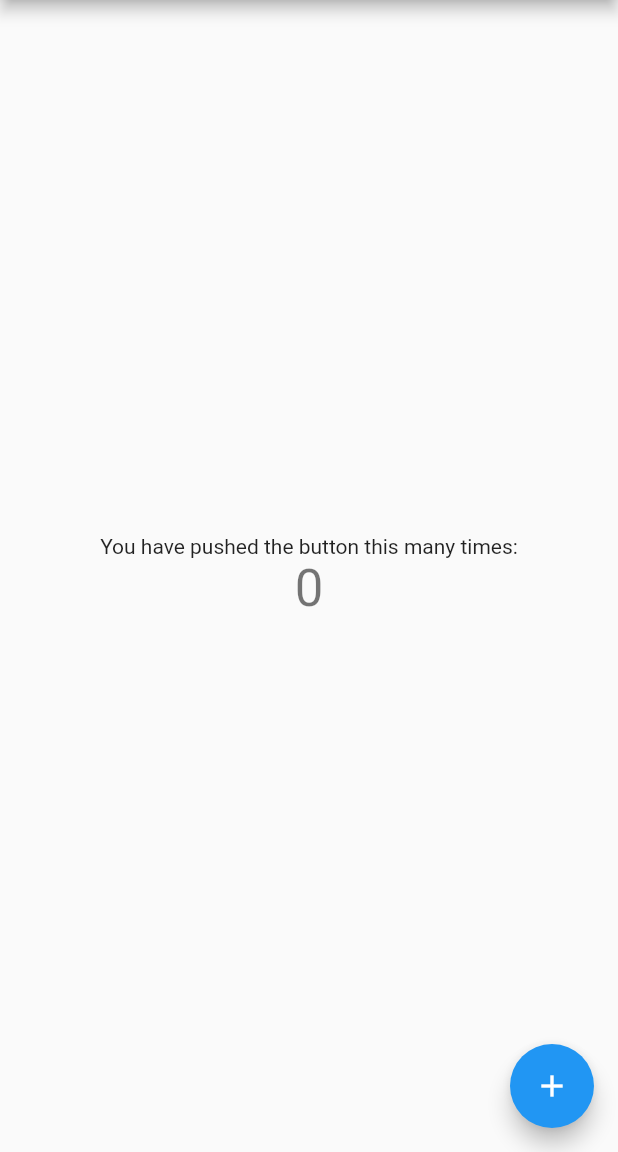
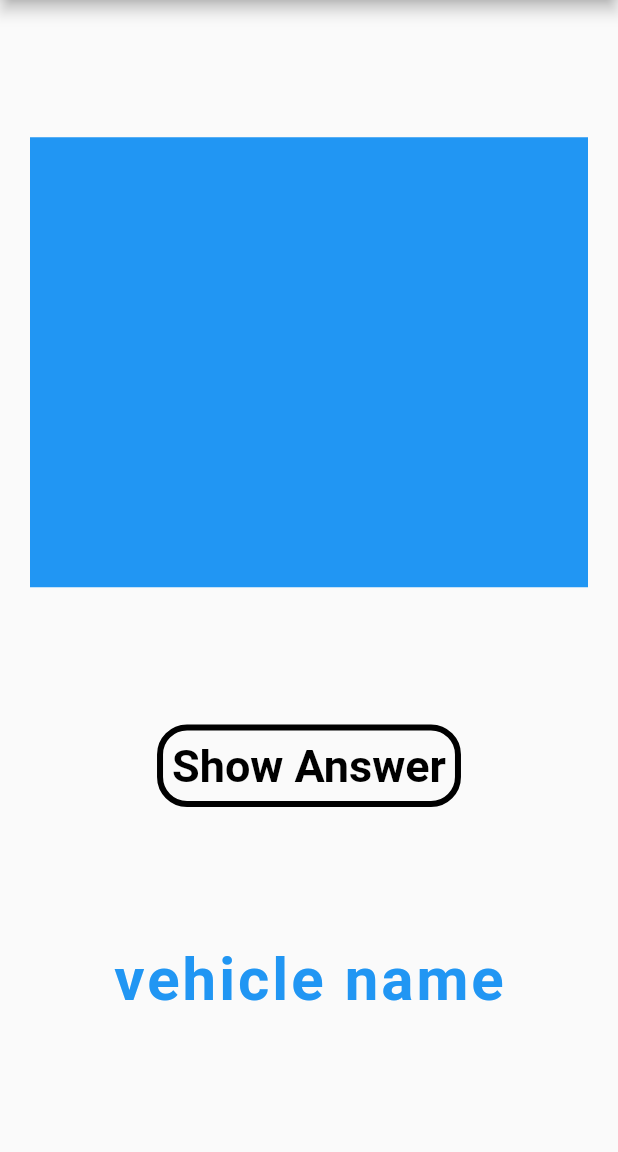
Before and after one commit to ella97/image_guess, a Flutter app: the screen it shows after launch, on a phone screen of 412 x 824 dp, the part 84-1236 px from its top. Run offline on Flutter 3.47's test engine with Material 2 defaults, Android fonts, the phone set to English and light mode, and no system bars.

Commit message:
building the main user interface

```diff
--- a/lib/main.dart
+++ b/lib/main.dart
@@ -5,43 +5,21 @@ void main() {
 }
 
 class MyApp extends StatelessWidget {
-  // This widget is the root of your application.
   @override
   Widget build(BuildContext context) {
     return MaterialApp(
       title: 'Flutter Demo',
       theme: ThemeData(
-        // This is the theme of your application.
-        //
-        // Try running your application with "flutter run". You'll see the
-        // application has a blue toolbar. Then, without quitting the app, try
-        // changing the primarySwatch below to Colors.green and then invoke
-        // "hot reload" (press "r" in the console where you ran "flutter run",
-        // or simply save your changes to "hot reload" in a Flutter IDE).
-        // Notice that the counter didn't reset back to zero; the application
-        // is not restarted.
         primarySwatch: Colors.blue,
-        // This makes the visual density adapt to the platform that you run
-        // the app on. For desktop platforms, the controls will be smaller and
-        // closer together (more dense) than on mobile platforms.
-        visualDensity: VisualDensity.adaptivePlatformDensity,
       ),
       home: MyHomePage(title: 'Flutter Demo Home Page'),
+      debugShowCheckedModeBanner: false,
     );
   }
 }
 
 class MyHomePage extends StatefulWidget {
   MyHomePage({Key key, this.title}) : super(key: key);
-
-  // This widget is the home page of your application. It is stateful, meaning
-  // that it has a State object (defined below) that contains fields that affect
-  // how it looks.
-
-  // This class is the configuration for the state. It holds the values (in this
-  // case the title) provided by the parent (in this case the App widget) and
-  // used by the build method of the State. Fields in a Widget subclass are
-  // always marked "final".
 
   final String title;
 
@@ -50,68 +28,56 @@ class MyHomePage extends StatefulWidget {
 }
 
 class _MyHomePageState extends State<MyHomePage> {
-  int _counter = 0;
-
-  void _incrementCounter() {
-    setState(() {
-      // This call to setState tells the Flutter framework that something has
-      // changed in this State, which causes it to rerun the build method below
-      // so that the display can reflect the updated values. If we changed
-      // _counter without calling setState(), then the build method would not be
-      // called again, and so nothing would appear to happen.
-      _counter++;
-    });
-  }
+  String currentVehicleName = 'vehicle name';
 
   @override
   Widget build(BuildContext context) {
-    // This method is rerun every time setState is called, for instance as done
-    // by the _incrementCounter method above.
-    //
-    // The Flutter framework has been optimized to make rerunning build methods
-    // fast, so that you can just rebuild anything that needs updating rather
-    // than having to individually change instances of widgets.
     return Scaffold(
       appBar: AppBar(
-        // Here we take the value from the MyHomePage object that was created by
-        // the App.build method, and use it to set our appbar title.
         title: Text(widget.title),
       ),
       body: Center(
-        // Center is a layout widget. It takes a single child and positions it
-        // in the middle of the parent.
         child: Column(
-          // Column is also a layout widget. It takes a list of children and
-          // arranges them vertically. By default, it sizes itself to fit its
-          // children horizontally, and tries to be as tall as its parent.
-          //
-          // Invoke "debug painting" (press "p" in the console, choose the
-          // "Toggle Debug Paint" action from the Flutter Inspector in Android
-          // Studio, or the "Toggle Debug Paint" command in Visual Studio Code)
-          // to see the wireframe for each widget.
-          //
-          // Column has various properties to control how it sizes itself and
-          // how it positions its children. Here we use mainAxisAlignment to
-          // center the children vertically; the main axis here is the vertical
-          // axis because Columns are vertical (the cross axis would be
-          // horizontal).
-          mainAxisAlignment: MainAxisAlignment.center,
+          mainAxisAlignment: MainAxisAlignment.spaceEvenly,
           children: <Widget>[
-            Text(
-              'You have pushed the button this many times:',
+            Padding(
+              padding: const EdgeInsets.fromLTRB(20.0, 0, 20.0, 0),
+              child: Container(
+                height: 300,
+                color: Colors.blue,
+              ),
+            ),
+            OutlineButton(
+              padding: EdgeInsets.all(10.0),
+              onPressed: () => {},
+              child: Text(
+                'Show Answer',
+                style: TextStyle(
+                  fontSize: 30,
+                  fontWeight: FontWeight.bold,
+                  color: Colors.black,
+                ),
+              ),
+              borderSide: BorderSide(
+                color: Colors.black,
+                width: 4.0,
+              ),
+              shape: RoundedRectangleBorder(
+                borderRadius: BorderRadius.circular(20.0),
+              ),
+              highlightedBorderColor: Colors.black,
             ),
             Text(
-              '$_counter',
-              style: Theme.of(context).textTheme.headline4,
-            ),
+             'vehicle name',
+              style: TextStyle(
+                fontSize: 40,
+                fontWeight: FontWeight.bold,
+                color: Colors.blue,
+                letterSpacing: 2,
+              ),),
           ],
         ),
       ),
-      floatingActionButton: FloatingActionButton(
-        onPressed: _incrementCounter,
-        tooltip: 'Increment',
-        child: Icon(Icons.add),
-      ), // This trailing comma makes auto-formatting nicer for build methods.
     );
   }
 }
```
